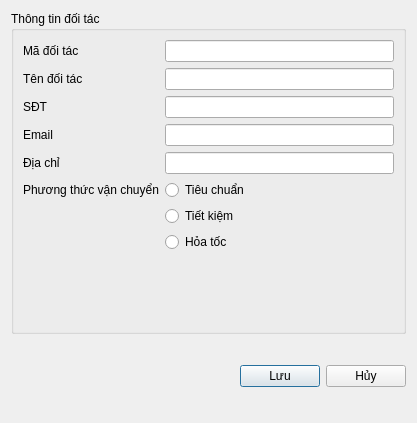
The window that ui/partner_add.ui (thinh-doan/sales-and-warehouse-management-system) describes before a commit, drawn with Qt 5.
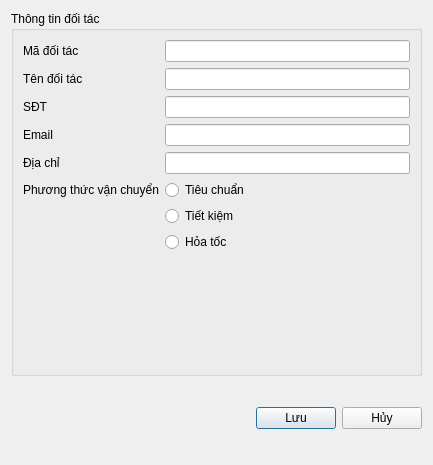
The same window after the commit. Icons and pictures are not drawn.

```diff
--- a/ui/partner_add.ui
+++ b/ui/partner_add.ui
@@ -6,8 +6,8 @@
    <rect>
     <x>0</x>
     <y>0</y>
-    <width>417</width>
-    <height>423</height>
+    <width>433</width>
+    <height>465</height>
    </rect>
   </property>
   <property name="windowTitle">
```
